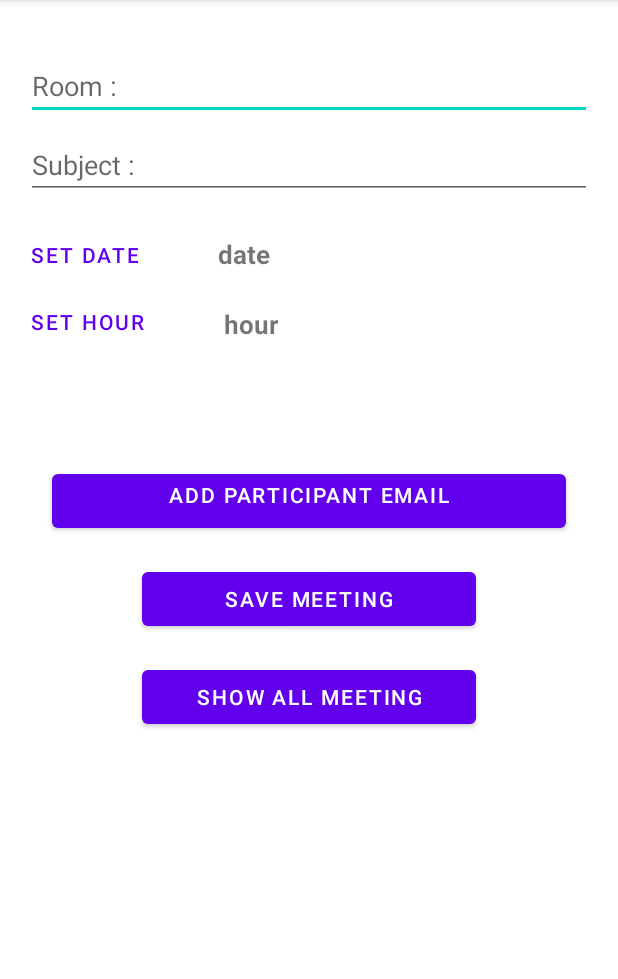
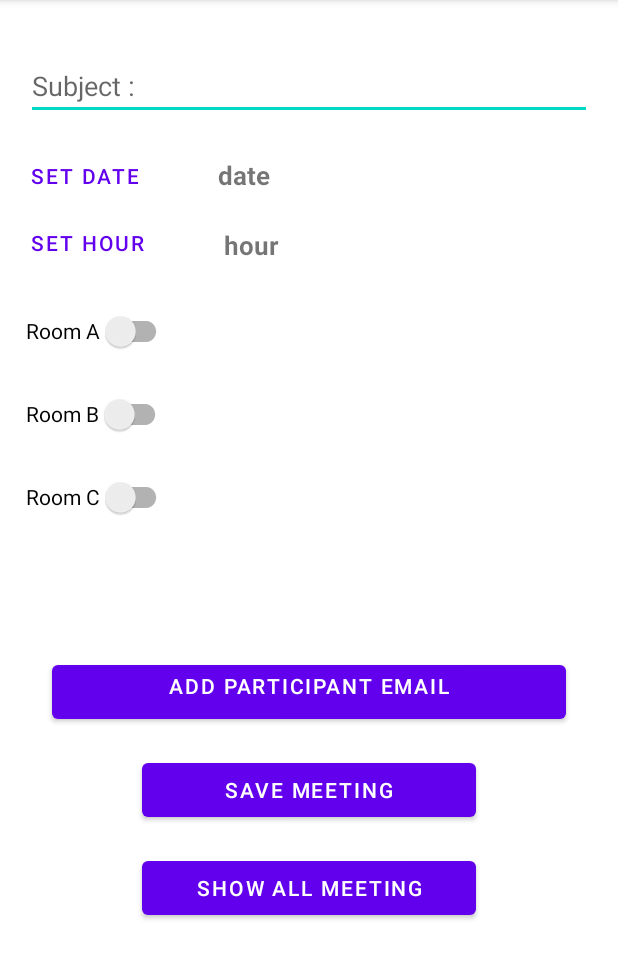
Before and after one commit to Jofiag/MaReu, an Android app: the AddMeetingFragment screen opened directly, with no data from a screen before it, on a phone screen of 412 x 824 dp, the part 84-1063 px from its top. Run offline under Robolectric (Android 15) with nearby library versions, the phone set to English and light mode, and no system bars.

Commit message:
Using switch button to chose the meeting room.

```diff
--- a/app/src/main/java/com/example/mareu/MeetingDatabase.java
+++ b/app/src/main/java/com/example/mareu/MeetingDatabase.java
@@ -22,11 +22,11 @@ public class MeetingDatabase {
         Meeting meeting2 = new Meeting("Room B", "Economy", "10h30", Arrays.asList("fi@gmail.com", "gn@gmail.com", "on@gmail.com"));
         Meeting meeting3 = new Meeting("Room C", "Politic", "10h30", Arrays.asList("ah@gmail.com", "ab@gmail.com"));
 
-        meeting1.setDay(7);
+        meeting1.setDay(8);
         meeting1.setMonth(1);
         meeting1.setYear(2021);
 
-        meeting2.setDay(8);
+        meeting2.setDay(9);
         meeting2.setMonth(1);
         meeting2.setYear(2021);
 
--- a/app/src/main/java/com/example/mareu/fragment/AddMeetingFragment.java
+++ b/app/src/main/java/com/example/mareu/fragment/AddMeetingFragment.java
@@ -11,10 +11,12 @@ import android.view.LayoutInflater;
 import android.view.View;
 import android.view.ViewGroup;
 import android.widget.Button;
+import android.widget.CompoundButton;
 import android.widget.EditText;
 import android.widget.TextView;
 import android.widget.Toast;
 
+import androidx.appcompat.widget.SwitchCompat;
 import androidx.fragment.app.Fragment;
 
 import com.example.mareu.R;
@@ -28,11 +30,16 @@ import java.util.ArrayList;
 import java.util.Calendar;
 import java.util.List;
 
+import static com.example.mareu.fragment.MeetingListFragment.ROOM_A;
+import static com.example.mareu.fragment.MeetingListFragment.ROOM_B;
+import static com.example.mareu.fragment.MeetingListFragment.ROOM_C;
+
 public class AddMeetingFragment extends Fragment {
     public static final String MEETING_LIST_CODE = "meeting list";
     private TextView participantsEmailsTextView, dateTextView, hourTextView;
-    private EditText roomEdit, subjectEdit, emailEdit;
+    private EditText subjectEdit, emailEdit;
     private Button addParticipantEmailButton, saveEmailButton, saveMeetingButton, showAllMeetingButton, setDateButton, setHourButton;
+    private SwitchCompat roomASwitch, roomBSwitch, roomCSwitch;
 
     private final StringBuilder emailText = new StringBuilder();
 
@@ -65,7 +72,6 @@ public class AddMeetingFragment extends Fragment {
     }
 
     private void setReferences(View view){
-        roomEdit = view.findViewById(R.id.room_edit_text);
         subjectEdit = view.findViewById(R.id.subject_edit_text);
         emailEdit = view.findViewById(R.id.participant_emails_edit_text);
         addParticipantEmailButton = view.findViewById(R.id.add_participant_email_button);
@@ -77,6 +83,9 @@ public class AddMeetingFragment extends Fragment {
         setHourButton = view.findViewById(R.id.set_hour_button);
         dateTextView = view.findViewById(R.id.meeting_date_text);
         hourTextView = view.findViewById(R.id.meeting_hour_text);
+        roomASwitch = view.findViewById(R.id.room_a_switch);
+        roomBSwitch = view.findViewById(R.id.room_b_switch);
+        roomCSwitch = view.findViewById(R.id.room_c_switch);
     }
 
     private void saveMeeting(Context context){
@@ -85,12 +94,12 @@ public class AddMeetingFragment extends Fragment {
         addParticipantEmailButton.setOnClickListener(v -> showParticipantEditText());
 
         saveMeetingButton.setOnClickListener(v -> {
-            String roomEntered = roomEdit.getText().toString().trim();
+            String roomChosen = setSwitchCheckedAndGetRoomChosen();
             String subjectEntered = subjectEdit.getText().toString().trim();
-            boolean fieldsEnteredNotEmpty = !TextUtils.isEmpty(roomEntered) && !TextUtils.isEmpty(subjectEntered);
+            boolean fieldsEnteredNotEmpty = !TextUtils.isEmpty(subjectEntered);
 
             if (fieldsEnteredNotEmpty && !emailsList.isEmpty()){
-                meeting.setPlace(roomEntered);
+                meeting.setPlace(roomChosen);
                 meeting.setSubject(subjectEntered);
                 meeting.setParticipantMailList(emailsList);
 
@@ -104,6 +113,51 @@ public class AddMeetingFragment extends Fragment {
             else
                 Toast.makeText(context, "You must enter at least one participant !", Toast.LENGTH_SHORT).show();
         });
+    }
+
+    private String setSwitchCheckedAndGetRoomChosen(){
+        final boolean[] isRoomA = {false};
+        final boolean[] isRoomB = {false};
+        final boolean[] isRoomC = {false};
+
+        roomASwitch.setOnCheckedChangeListener((buttonView, isChecked) -> {
+            if (isChecked){
+                roomBSwitch.setChecked(false);
+                roomCSwitch.setChecked(false);
+                isRoomA[0] = true;
+                isRoomB[0] = false;
+                isRoomC[0] = false;
+            }
+        });
+
+        roomBSwitch.setOnCheckedChangeListener((buttonView, isChecked) -> {
+            if (isChecked){
+                roomASwitch.setChecked(false);
+                roomCSwitch.setChecked(false);
+                isRoomA[0] = false;
+                isRoomB[0] = true;
+                isRoomC[0] = false;
+            }
+        });
+
+        roomCSwitch.setOnCheckedChangeListener((buttonView, isChecked) -> {
+            if (isChecked){
+                roomASwitch.setChecked(false);
+                roomBSwitch.setChecked(false);
+                isRoomA[0] = false;
+                isRoomB[0] = false;
+                isRoomC[0] = true;
+            }
+        });
+
+        if (isRoomA[0])
+            return ROOM_A;
+        else if (isRoomB[0])
+            return ROOM_B;
+        else if (isRoomC[0])
+            return ROOM_C;
+
+        return null;
     }
 
     private void setDate(){
--- a/app/src/main/res/layout-land/fragment_add_meeting.xml
+++ b/app/src/main/res/layout-land/fragment_add_meeting.xml
@@ -11,17 +11,6 @@
         android:layout_width="wrap_content"
         android:orientation="vertical"
         android:padding="7dp">
-
-        <EditText
-            android:id="@+id/room_edit_text"
-            android:layout_width="match_parent"
-            android:layout_height="wrap_content"
-            android:layout_alignParentTop="true"
-            android:layout_marginTop="17dp"
-            android:ems="10"
-            android:hint="@string/Room_text"
-            android:importantForAutofill="no"
-            android:inputType="textPersonName" />
 
         <EditText
             android:id="@+id/subject_edit_text"
@@ -83,6 +72,37 @@
             android:text="@string/set_hour_text"
             android:textColor="@color/purple_500" />
 
+        <androidx.appcompat.widget.SwitchCompat
+            android:id="@+id/room_a_switch"
+            android:layout_width="wrap_content"
+            android:layout_height="wrap_content"
+            android:layout_below="@+id/set_hour_button"
+            android:layout_alignParentStart="true"
+            android:layout_marginStart="177dp"
+            android:layout_marginTop="17dp"
+            android:text="@string/room_a_text"/>
+
+        <androidx.appcompat.widget.SwitchCompat
+            android:id="@+id/room_b_switch"
+            android:layout_width="wrap_content"
+            android:layout_height="wrap_content"
+            android:layout_below="@+id/set_hour_button"
+            android:layout_marginStart="17dp"
+            android:layout_marginTop="17dp"
+            android:layout_toEndOf="@+id/room_a_switch"
+            android:text="@string/room_b_text" />
+
+        <androidx.appcompat.widget.SwitchCompat
+            android:id="@+id/room_c_switch"
+            android:layout_width="wrap_content"
+            android:layout_height="wrap_content"
+            android:layout_below="@+id/set_hour_button"
+            android:layout_marginStart="17dp"
+            android:layout_marginTop="17dp"
+            android:layout_marginBottom="17dp"
+            android:layout_toEndOf="@+id/room_b_switch"
+            android:text="@string/room_c_text" />
+
         <TextView
             android:id="@+id/meeting_hour_text"
             android:layout_width="wrap_content"
@@ -102,7 +122,7 @@
             android:layout_height="wrap_content"
             android:layout_marginTop="17dp"
             android:layout_marginBottom="7dp"
-            android:layout_below="@+id/meeting_hour_text"/>
+            android:layout_below="@+id/room_c_switch"/>
 
         <Button
             android:id="@+id/add_participant_email_button"
--- a/app/src/main/res/layout-sw600dp-land/fragment_add_meeting.xml
+++ b/app/src/main/res/layout-sw600dp-land/fragment_add_meeting.xml
@@ -12,16 +12,6 @@
         android:orientation="vertical"
         android:padding="17dp">
 
-        <EditText
-            android:id="@+id/room_edit_text"
-            android:layout_width="match_parent"
-            android:layout_height="wrap_content"
-            android:layout_alignParentTop="true"
-            android:layout_marginTop="17dp"
-            android:ems="10"
-            android:hint="@string/Room_text"
-            android:importantForAutofill="no"
-            android:inputType="textPersonName" />
         <EditText
             android:id="@+id/subject_edit_text"
             android:layout_width="match_parent"
@@ -95,13 +85,44 @@
             android:textSize="17sp"
             android:textStyle="bold" />
 
+        <androidx.appcompat.widget.SwitchCompat
+            android:id="@+id/room_a_switch"
+            android:layout_width="wrap_content"
+            android:layout_height="wrap_content"
+            android:layout_below="@+id/set_hour_button"
+            android:layout_alignParentStart="true"
+            android:layout_marginStart="177dp"
+            android:layout_marginTop="17dp"
+            android:text="@string/room_a_text"/>
+
+        <androidx.appcompat.widget.SwitchCompat
+            android:id="@+id/room_b_switch"
+            android:layout_width="wrap_content"
+            android:layout_height="wrap_content"
+            android:layout_below="@+id/set_hour_button"
+            android:layout_marginStart="17dp"
+            android:layout_marginTop="17dp"
+            android:layout_toEndOf="@+id/room_a_switch"
+            android:text="@string/room_b_text" />
+
+        <androidx.appcompat.widget.SwitchCompat
+            android:id="@+id/room_c_switch"
+            android:layout_width="wrap_content"
+            android:layout_height="wrap_content"
+            android:layout_below="@+id/set_hour_button"
+            android:layout_marginStart="17dp"
+            android:layout_marginTop="17dp"
+            android:layout_marginBottom="17dp"
+            android:layout_toEndOf="@+id/room_b_switch"
+            android:text="@string/room_c_text" />
+
         <TextView
             android:id="@+id/participants_emails_text_add_fragment"
             android:layout_width="wrap_content"
             android:layout_height="wrap_content"
             android:layout_marginTop="17dp"
             android:layout_marginBottom="7dp"
-            android:layout_below="@+id/meeting_hour_text"/>
+            android:layout_below="@+id/room_c_switch"/>
 
         <Button
             android:id="@+id/add_participant_email_button"
--- a/app/src/main/res/layout-sw600dp/fragment_add_meeting.xml
+++ b/app/src/main/res/layout-sw600dp/fragment_add_meeting.xml
@@ -11,18 +11,6 @@
         android:layout_width="wrap_content"
         android:orientation="vertical"
         android:padding="17dp">
-
-        <EditText
-            android:id="@+id/room_edit_text"
-            android:layout_width="match_parent"
-            android:layout_height="wrap_content"
-            android:layout_alignParentTop="true"
-            android:layout_marginTop="17dp"
-            android:layout_marginBottom="7dp"
-            android:ems="10"
-            android:hint="@string/Room_text"
-            android:importantForAutofill="no"
-            android:inputType="textPersonName" />
 
         <EditText
             android:id="@+id/subject_edit_text"
@@ -98,13 +86,41 @@
             android:textSize="17sp"
             android:textStyle="bold" />
 
+        <androidx.appcompat.widget.SwitchCompat
+            android:id="@+id/room_a_switch"
+            android:layout_width="wrap_content"
+            android:layout_height="wrap_content"
+            android:layout_below="@+id/set_hour_button"
+            android:layout_alignParentStart="true"
+            android:layout_marginTop="17dp"
+            android:text="@string/room_a_text"/>
+
+        <androidx.appcompat.widget.SwitchCompat
+            android:id="@+id/room_b_switch"
+            android:layout_width="wrap_content"
+            android:layout_height="wrap_content"
+            android:layout_below="@+id/room_a_switch"
+            android:layout_alignParentStart="true"
+            android:layout_marginTop="7dp"
+            android:text="@string/room_b_text" />
+
+        <androidx.appcompat.widget.SwitchCompat
+            android:id="@+id/room_c_switch"
+            android:layout_width="wrap_content"
+            android:layout_height="wrap_content"
+            android:layout_below="@+id/room_b_switch"
+            android:layout_alignParentStart="true"
+            android:layout_marginTop="7dp"
+            android:layout_marginBottom="17dp"
+            android:text="@string/room_c_text"/>
+
         <TextView
             android:id="@+id/participants_emails_text_add_fragment"
             android:layout_width="wrap_content"
             android:layout_height="wrap_content"
             android:layout_marginTop="17dp"
             android:layout_marginBottom="7dp"
-            android:layout_below="@+id/meeting_hour_text"/>
+            android:layout_below="@+id/room_c_switch"/>
 
         <Button
             android:id="@+id/add_participant_email_button"
--- a/app/src/main/res/layout/fragment_add_meeting.xml
+++ b/app/src/main/res/layout/fragment_add_meeting.xml
@@ -8,23 +8,13 @@
     android:orientation="vertical"
     android:padding="17dp">
 
-    <EditText
-        android:id="@+id/room_edit_text"
-        android:layout_width="match_parent"
-        android:layout_height="wrap_content"
-        android:layout_alignParentTop="true"
-        android:layout_marginTop="17dp"
-        android:ems="10"
-        android:hint="@string/Room_text"
-        android:importantForAutofill="no"
-        android:inputType="textPersonName" />
 
     <EditText
         android:id="@+id/subject_edit_text"
         android:layout_width="match_parent"
         android:layout_height="wrap_content"
-        android:layout_below="@+id/room_edit_text"
-        android:layout_marginTop="7dp"
+        android:layout_alignParentTop="true"
+        android:layout_marginTop="17dp"
         android:layout_marginBottom="17dp"
         android:ems="10"
         android:hint="@string/subject_text"
@@ -80,6 +70,34 @@
         android:text="@string/set_hour_text"
         android:textColor="@color/purple_500" />
 
+    <androidx.appcompat.widget.SwitchCompat
+        android:id="@+id/room_a_switch"
+        android:layout_width="wrap_content"
+        android:layout_height="wrap_content"
+        android:layout_below="@+id/set_hour_button"
+        android:layout_alignParentStart="true"
+        android:layout_marginTop="17dp"
+        android:text="@string/room_a_text"/>
+
+    <androidx.appcompat.widget.SwitchCompat
+        android:id="@+id/room_b_switch"
+        android:layout_width="wrap_content"
+        android:layout_height="wrap_content"
+        android:layout_below="@+id/room_a_switch"
+        android:layout_alignParentStart="true"
+        android:layout_marginTop="7dp"
+        android:text="@string/room_b_text" />
+
+    <androidx.appcompat.widget.SwitchCompat
+        android:id="@+id/room_c_switch"
+        android:layout_width="wrap_content"
+        android:layout_height="wrap_content"
+        android:layout_below="@+id/room_b_switch"
+        android:layout_alignParentStart="true"
+        android:layout_marginTop="7dp"
+        android:layout_marginBottom="17dp"
+        android:text="@string/room_c_text"/>
+
     <TextView
         android:id="@+id/meeting_hour_text"
         android:layout_width="wrap_content"
@@ -97,7 +115,7 @@
         android:id="@+id/my_scroll_view"
         android:layout_width="match_parent"
         android:layout_height="47dp"
-        android:layout_below="@+id/meeting_hour_text">
+        android:layout_below="@+id/room_c_switch">
 
         <TextView
             android:id="@+id/participants_emails_text_add_fragment"
```
